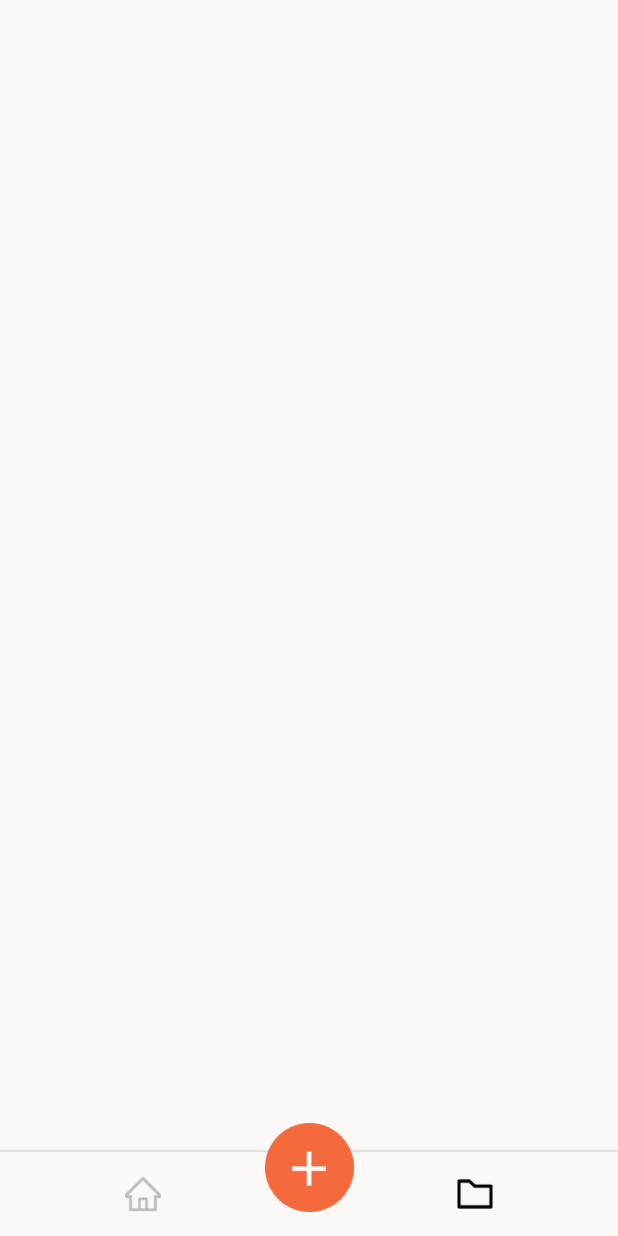
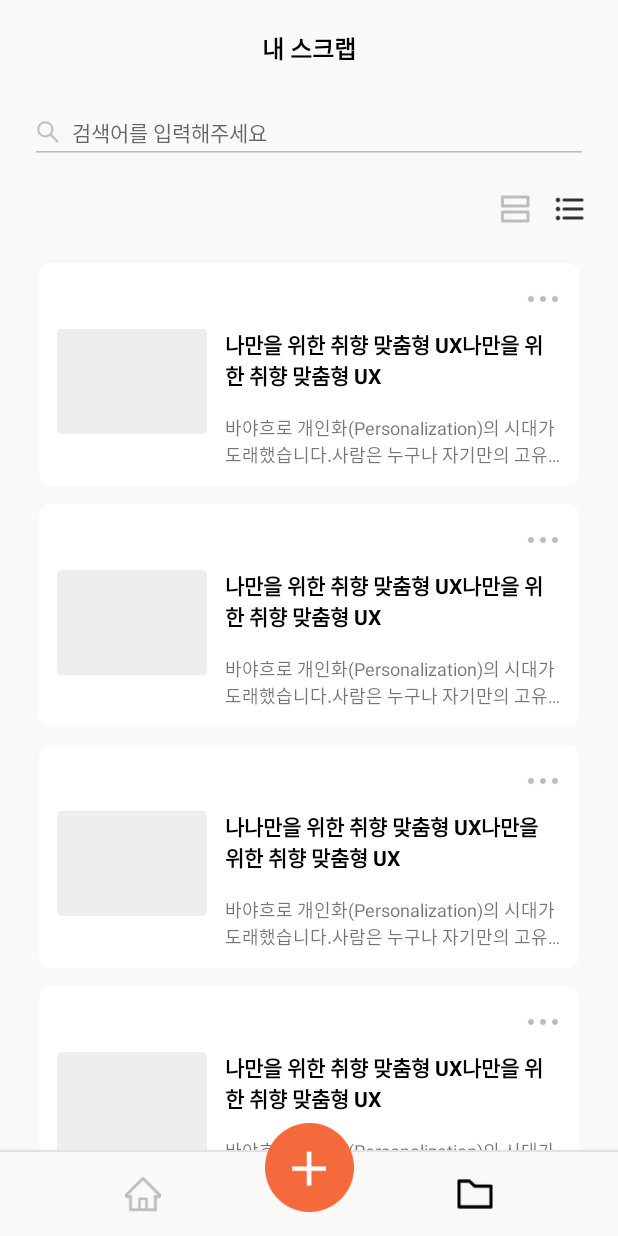
Before and after one commit to Nice-Duck/Sparky-Android, an Android app: the MyFragment screen opened through its navigation route, on a phone screen of 412 x 824 dp. Run offline under Robolectric (Android 15) with nearby library versions, the phone set to English and light mode, and no system bars; our stand-ins replace FlexboxLayout, navigation-ui; network calls fail; pictures from the network do not load; 12 statements that could not run were skipped.

Commit message:
:lipstick: 마이 화면 프로토타입 UI 추가 (정렬 버튼의 경우 이미지 수정할 예정)

```diff
--- a/app/src/main/java/com/softsquared/niceduck/android/sparky/view/main/fragment/MyFragment.kt
+++ b/app/src/main/java/com/softsquared/niceduck/android/sparky/view/main/fragment/MyFragment.kt
@@ -8,6 +8,8 @@ import android.view.ViewGroup
 import androidx.activity.viewModels
 import androidx.fragment.app.activityViewModels
 import androidx.fragment.app.viewModels
+import androidx.lifecycle.Observer
+import androidx.recyclerview.widget.LinearLayoutManager
 import com.softsquared.niceduck.android.sparky.R
 import com.softsquared.niceduck.android.sparky.databinding.FragmentHomeBinding
 import com.softsquared.niceduck.android.sparky.databinding.FragmentMyBinding
@@ -22,5 +24,15 @@ class MyFragment  :
 
     override fun onViewCreated(view: View, savedInstanceState: Bundle?) {
         super.onViewCreated(view, savedInstanceState)
+
+        mainViewModel.getMyScrapData().observe(viewLifecycleOwner, Observer {
+            mainViewModel.getMyScrapAdapter2().submitList(it)
+        })
+
+        val layoutManager1 = LinearLayoutManager(activity, LinearLayoutManager.VERTICAL, false)
+        with(binding.myRecyclerview) {
+            this.layoutManager = layoutManager1
+            adapter = mainViewModel.getMyScrapAdapter2()
+        }
     }
 }
--- /dev/null
+++ b/app/src/main/java/com/softsquared/niceduck/android/sparky/view/main/fragment/MyScrapRecyclerviewAdapter2.kt
@@ -0,0 +1,36 @@
+package com.softsquared.niceduck.android.sparky.view.main.fragment
+
+import android.view.LayoutInflater
+import android.view.ViewGroup
+import androidx.recyclerview.widget.DiffUtil
+import androidx.recyclerview.widget.ListAdapter
+import com.softsquared.niceduck.android.sparky.databinding.ScrapItem1Binding
+import com.softsquared.niceduck.android.sparky.databinding.ScrapItem3Binding
+import com.softsquared.niceduck.android.sparky.databinding.ScrapItem5Binding
+import com.softsquared.niceduck.android.sparky.model.ScrapDataModel
+import com.softsquared.niceduck.android.sparky.viewmodel.MainViewModel
+
+class MyScrapRecyclerviewAdapter2(private val viewModel: MainViewModel)
+    : ListAdapter<ScrapDataModel, ScrapViewHolder3>(MyDiffUtil) {
+
+
+    override fun onCreateViewHolder(parent: ViewGroup, viewType: Int): ScrapViewHolder3 {
+        return ScrapViewHolder3(
+            ScrapItem3Binding.inflate(LayoutInflater.from(parent.context), parent, false),
+            viewModel)
+    }
+
+    override fun onBindViewHolder(holder: ScrapViewHolder3, position: Int) =
+        holder.bind(getItem(position))
+
+
+    object MyDiffUtil : DiffUtil.ItemCallback<ScrapDataModel>() {
+        override fun areItemsTheSame(oldItem: ScrapDataModel, newItem: ScrapDataModel): Boolean {
+            return oldItem === newItem
+        }
+
+        override fun areContentsTheSame(oldItem: ScrapDataModel, newItem: ScrapDataModel): Boolean {
+            return oldItem == newItem
+        }
+    }
+}
--- a/app/src/main/java/com/softsquared/niceduck/android/sparky/viewmodel/MainViewModel.kt
+++ b/app/src/main/java/com/softsquared/niceduck/android/sparky/viewmodel/MainViewModel.kt
@@ -6,19 +6,24 @@ import androidx.lifecycle.ViewModel
 import com.softsquared.niceduck.android.sparky.model.ScrapDataModel
 import com.softsquared.niceduck.android.sparky.model.Tag
 import com.softsquared.niceduck.android.sparky.view.main.fragment.MyScrapRecyclerviewAdapter
+import com.softsquared.niceduck.android.sparky.view.main.fragment.MyScrapRecyclerviewAdapter2
 import com.softsquared.niceduck.android.sparky.view.main.fragment.OthersScrapRecyclerviewAdapter
 import com.softsquared.niceduck.android.sparky.view.scrap.ItemEvent
 
 class MainViewModel(): ViewModel(), ItemEvent {
     private lateinit var othersScrapRecyclerviewAdapter: OthersScrapRecyclerviewAdapter
+
     private val _othersScrapDataSet: MutableLiveData<ArrayList<ScrapDataModel>> = MutableLiveData()
     private val othersScrapDataSet: LiveData<ArrayList<ScrapDataModel>>
         get() = _othersScrapDataSet
 
     private lateinit var myScrapRecyclerviewAdapter: MyScrapRecyclerviewAdapter
+    private lateinit var myScrapRecyclerviewAdapter2: MyScrapRecyclerviewAdapter2
+
     private val _myScrapDataSet: MutableLiveData<ArrayList<ScrapDataModel>> = MutableLiveData()
     private val  myScrapDataSet: LiveData<ArrayList<ScrapDataModel>>
         get() = _myScrapDataSet
+
 
     init {
 
@@ -42,6 +47,7 @@ class MainViewModel(): ViewModel(), ItemEvent {
         setOthersScrapDataSet(scrapDataModels)
 
         setMyScrapAdapter(MyScrapRecyclerviewAdapter(this))
+        setMyScrapAdapter2(MyScrapRecyclerviewAdapter2(this))
         setMyScrapDataSet(scrapDataModels)
     }
 
@@ -74,7 +80,11 @@ class MainViewModel(): ViewModel(), ItemEvent {
         this.myScrapRecyclerviewAdapter = customAdapter
     }
 
+    fun getMyScrapAdapter2() = myScrapRecyclerviewAdapter2
 
+    private fun setMyScrapAdapter2(customAdapter : MyScrapRecyclerviewAdapter2) {
+        this.myScrapRecyclerviewAdapter2 = customAdapter
+    }
 
 
 
--- /dev/null
+++ b/app/src/main/res/drawable/scrap_sort_btn_selector.xml
@@ -0,0 +1,5 @@
+<?xml version="1.0" encoding="utf-8"?>
+<selector xmlns:android="http://schemas.android.com/apk/res/android" xmlns:app="http://schemas.android.com/apk/res-auto">
+    <item android:state_checked="false" android:drawable="@drawable/scrap_sort1" />
+    <item android:state_checked="true" android:drawable="@drawable/scrap_sort2"/>
+</selector>
--- a/app/src/main/res/layout/fragment_home.xml
+++ b/app/src/main/res/layout/fragment_home.xml
@@ -58,7 +58,7 @@
 
             <ImageView
                 android:visibility="gone"
-                android:id="@+id/scrap_bottom_dialog_img_search_delete_btn"
+                android:id="@+id/my_img_search_delete_btn"
                 android:layout_marginEnd="10dp"
                 android:layout_width="8dp"
                 android:layout_height="8dp"
--- a/app/src/main/res/layout/fragment_my.xml
+++ b/app/src/main/res/layout/fragment_my.xml
@@ -1,9 +1,91 @@
 <?xml version="1.0" encoding="utf-8"?>
-<FrameLayout xmlns:android="http://schemas.android.com/apk/res/android"
+<androidx.core.widget.NestedScrollView
+    xmlns:android="http://schemas.android.com/apk/res/android"
+    xmlns:app="http://schemas.android.com/apk/res-auto"
     xmlns:tools="http://schemas.android.com/tools"
     android:layout_width="match_parent"
     android:layout_height="match_parent"
+    android:scrollbars="none"
     tools:context=".view.main.fragment.MyFragment">
 
 
-</FrameLayout>
+    <LinearLayout
+        android:padding="20dp"
+        android:layout_width="match_parent"
+        android:layout_height="match_parent"
+        android:orientation="vertical">
+
+        <TextView
+            android:layout_width="wrap_content"
+            android:layout_height="wrap_content"
+            android:text="내 스크랩"
+            android:textSize="16sp"
+            android:textColor="@color/black"
+            android:textStyle="bold"
+            android:layout_marginBottom="23dp"
+            android:layout_gravity="center_horizontal"/>
+
+        <androidx.constraintlayout.widget.ConstraintLayout
+            android:layout_marginBottom="18dp"
+            android:layout_width="match_parent"
+            android:layout_height="wrap_content">
+
+            <EditText
+                android:id="@+id/my_edit_txt"
+                android:layout_width="match_parent"
+                android:layout_height="wrap_content"
+                android:backgroundTint="@color/gray_400"
+                android:drawableStart="@drawable/edit_txt_inner_search"
+                android:hint="검색어를 입력해주세요"
+                android:textColor="@color/gray_400"
+                android:textSize="14sp"
+                app:layout_constraintBottom_toBottomOf="parent"
+                app:layout_constraintEnd_toEndOf="parent"
+                app:layout_constraintStart_toStartOf="parent"
+                app:layout_constraintTop_toTopOf="parent" />
+
+            <ImageView
+                android:visibility="gone"
+                android:id="@+id/my_img_search_delete_btn"
+                android:layout_marginEnd="10dp"
+                android:layout_width="8dp"
+                android:layout_height="8dp"
+                android:src="@drawable/ic_search_inner_close"
+                app:layout_constraintBottom_toBottomOf="parent"
+                app:layout_constraintEnd_toEndOf="parent"
+                app:layout_constraintTop_toTopOf="parent" />
+
+        </androidx.constraintlayout.widget.ConstraintLayout>
+
+        <RadioGroup
+            android:layout_width="wrap_content"
+            android:orientation="horizontal"
+            android:layout_gravity="right"
+            android:layout_marginBottom="18dp"
+            android:layout_height="wrap_content">
+
+            <RadioButton
+                android:layout_marginHorizontal="12dp"
+                android:button="@null"
+                android:layout_width="24dp"
+                android:layout_height="24dp"
+                android:checked="false"
+                android:background="@drawable/scrap_sort_btn_selector" />
+
+            <RadioButton
+                android:button="@null"
+                android:layout_width="24dp"
+                android:layout_height="24dp"
+                android:checked="true"
+                android:background="@drawable/scrap_sort_btn_selector" />
+        </RadioGroup>
+
+        <androidx.recyclerview.widget.RecyclerView
+            android:id="@+id/my_recyclerview"
+            android:layout_width="match_parent"
+            android:layout_height="wrap_content"/>
+
+    </LinearLayout>
+
+
+</androidx.core.widget.NestedScrollView>
```
Also changed, not shown: app/src/main/java/com/softsquared/niceduck/android/sparky/view/main/fragment/ScrapViewHolder5.kt (added, +66 -0 lines), app/src/main/res/layout/scrap_item5.xml (added, +75 -0 lines), app/src/main/res/drawable/scrap_sort1.png (added), app/src/main/res/drawable/scrap_sort2.png (added).
